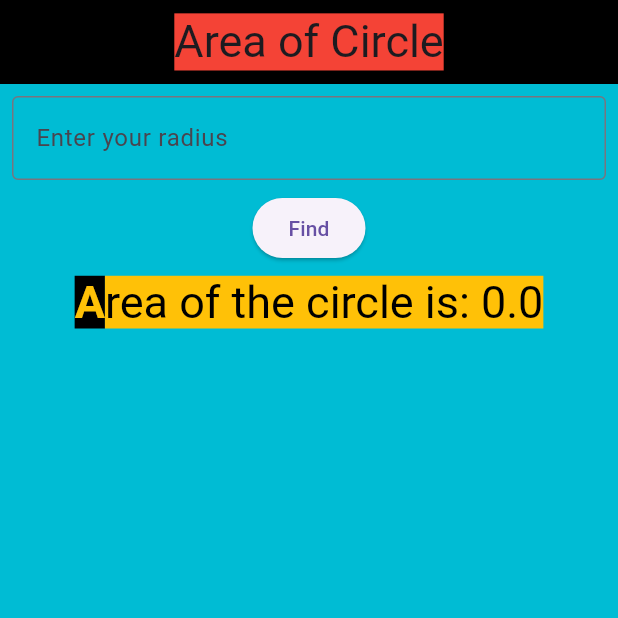
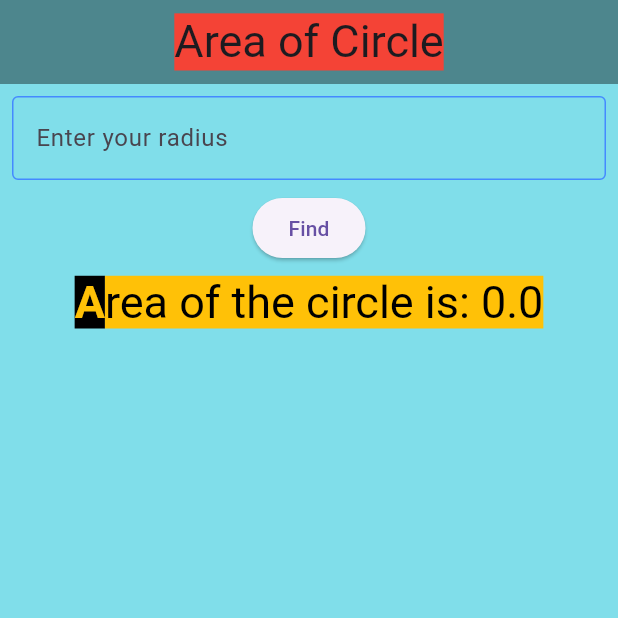
Before and after one commit to Pramesh167/firstapp, a Flutter app: the screen it shows after launch, on a phone screen of 412 x 824 dp, the top half of it. Run offline on Flutter 3.47's test engine with Material 3 defaults, Android fonts, the phone set to English and light mode, and no system bars.

Commit message:
bordercoloroftxtfls

```diff
--- a/lib/screen/area_of_circle.dart
+++ b/lib/screen/area_of_circle.dart
@@ -18,9 +18,9 @@ class _AreaOfCircleState extends State<AreaOfCircle> {
   @override
   Widget build(BuildContext context) {
     return Scaffold(
-      backgroundColor: Colors.cyan,
+      backgroundColor: Colors.cyan[200],
       appBar: AppBar(
-        backgroundColor: Colors.black,
+        backgroundColor: const Color.fromARGB(101, 0, 0, 0),
         title: const Text(
           "Area of Circle",
           style: TextStyle(
@@ -43,7 +43,11 @@ class _AreaOfCircleState extends State<AreaOfCircle> {
                   radius = double.parse(value);
                 },
                 decoration: const InputDecoration(
-                  border: OutlineInputBorder(),
+                  border: OutlineInputBorder(
+                    borderRadius: BorderRadius.all(Radius.circular(20.0)),
+                  ),
+                  enabledBorder: OutlineInputBorder(
+                      borderSide: BorderSide(color: Colors.blueAccent)),
                   hintText: 'Enter your radius',
                 ),
                 validator: (value) {
```
